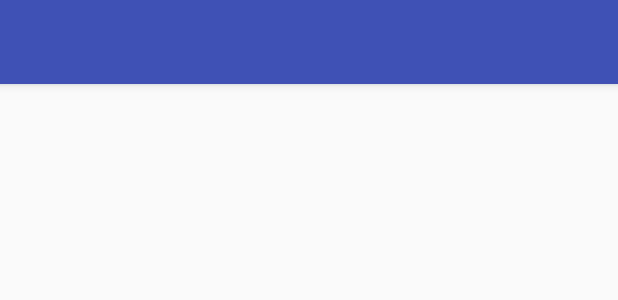
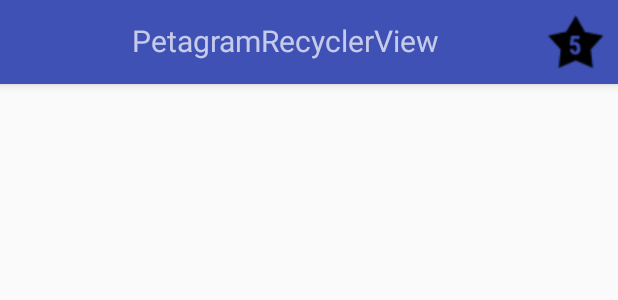
Before and after one commit to hugounavez/PetagramRecyclerView, an Android app: the layout activity_pet_likes.xml on its own in the app's theme, with its tools: preview values and no code run, on a phone screen of 412 x 824 dp. Shown: the top 300 px of the screen. Run offline under Robolectric (Android 15) with nearby library versions, the phone set to English and light mode, and no system bars.

Commit message:
adding changes in action bar

```diff
--- a/app/src/main/java/com/example/macuser/petagramrecyclerview/Pets.java
+++ b/app/src/main/java/com/example/macuser/petagramrecyclerview/Pets.java
@@ -15,7 +15,6 @@ public class Pets {
      this.setPets(pets);
     }
 
-
     public ArrayList<Pet> getPets() {
         return pets;
     }
--- a/app/src/main/res/layout/actionbar.xml
+++ b/app/src/main/res/layout/actionbar.xml
@@ -2,7 +2,6 @@
 <android.support.v7.widget.Toolbar
     xmlns:android="http://schemas.android.com/apk/res/android"
     xmlns:app="http://schemas.android.com/apk/res-auto"
-    xmlns:tools="http://schemas.android.com/tools"
     android:layout_width="match_parent"
     android:layout_height="?attr/actionBarSize"
     android:background="@color/colorPrimary"
@@ -32,7 +31,6 @@
             android:layout_marginEnd="8dp"
             android:layout_marginStart="8dp"
             android:text="@string/app_name"
-            android:textColor="@color/white"
             android:textSize="20dp"
             android:textAlignment="center"
             app:layout_constraintBottom_toBottomOf="parent"
--- a/app/src/main/res/layout/activity_main.xml
+++ b/app/src/main/res/layout/activity_main.xml
@@ -9,6 +9,7 @@
 
     <include android:id="@+id/myActionBar"
         layout="@layout/actionbar"
+        android:theme="@style/ThemeOverlay.AppCompat.Dark.ActionBar"
         >
     </include>
 
--- a/app/src/main/res/layout/activity_pet_likes.xml
+++ b/app/src/main/res/layout/activity_pet_likes.xml
@@ -6,26 +6,18 @@
     android:layout_height="match_parent"
     tools:context="com.example.macuser.petagramrecyclerview.PetLikesActivity">
 
-    <android.support.design.widget.AppBarLayout
+
+    <include android:id="@+id/myActionBar2"
+        layout="@layout/actionbar"
+        android:theme="@style/ThemeOverlay.AppCompat.Dark.ActionBar"
+        >
+    </include>
+
+    <android.support.v7.widget.RecyclerView
+        android:id="@+id/recycler_view2"
         android:layout_width="match_parent"
         android:layout_height="wrap_content"
-        android:theme="@style/AppTheme.AppBarOverlay">
-
-        <android.support.v7.widget.Toolbar
-            android:id="@+id/toolbar"
-            android:layout_width="match_parent"
-            android:layout_height="?attr/actionBarSize"
-            android:background="?attr/colorPrimary"
-            app:popupTheme="@style/AppTheme.PopupOverlay" />
-
-    </android.support.design.widget.AppBarLayout>
-
-    <include layout="@layout/content_pet_likes" />
-
-    <android.support.v7.widget.RecyclerView
-        android:id="@+id/recycler_view_likes"
-        android:layout_width="match_parent"
-        android:layout_height="wrap_content"
+        android:layout_below="@id/myActionBar"
         app:popupTheme="@style/ThemeOverlay.AppCompat.Light"
         android:theme="@style/ThemeOverlay.AppCompat.ActionBar"
         android:scrollbars="vertical"/>
--- a/app/src/main/res/layout/content_pet_likes.xml
+++ /dev/null
@@ -1,11 +0,0 @@
-<?xml version="1.0" encoding="utf-8"?>
-<android.support.constraint.ConstraintLayout xmlns:android="http://schemas.android.com/apk/res/android"
-    xmlns:app="http://schemas.android.com/apk/res-auto"
-    xmlns:tools="http://schemas.android.com/tools"
-    android:layout_width="match_parent"
-    android:layout_height="match_parent"
-    app:layout_behavior="@string/appbar_scrolling_view_behavior"
-    tools:context="com.example.macuser.petagramrecyclerview.PetLikesActivity"
-    tools:showIn="@layout/activity_pet_likes">
-
-</android.support.constraint.ConstraintLayout>
```
Also changed, not shown: app/src/main/AndroidManifest.xml (+12 -4 lines), app/src/main/java/com/example/macuser/petagramrecyclerview/PetLikesActivity.java (+7 -11 lines), app/src/main/res/layout/test.xml (deleted, +0 -17 lines), 1 other file.
